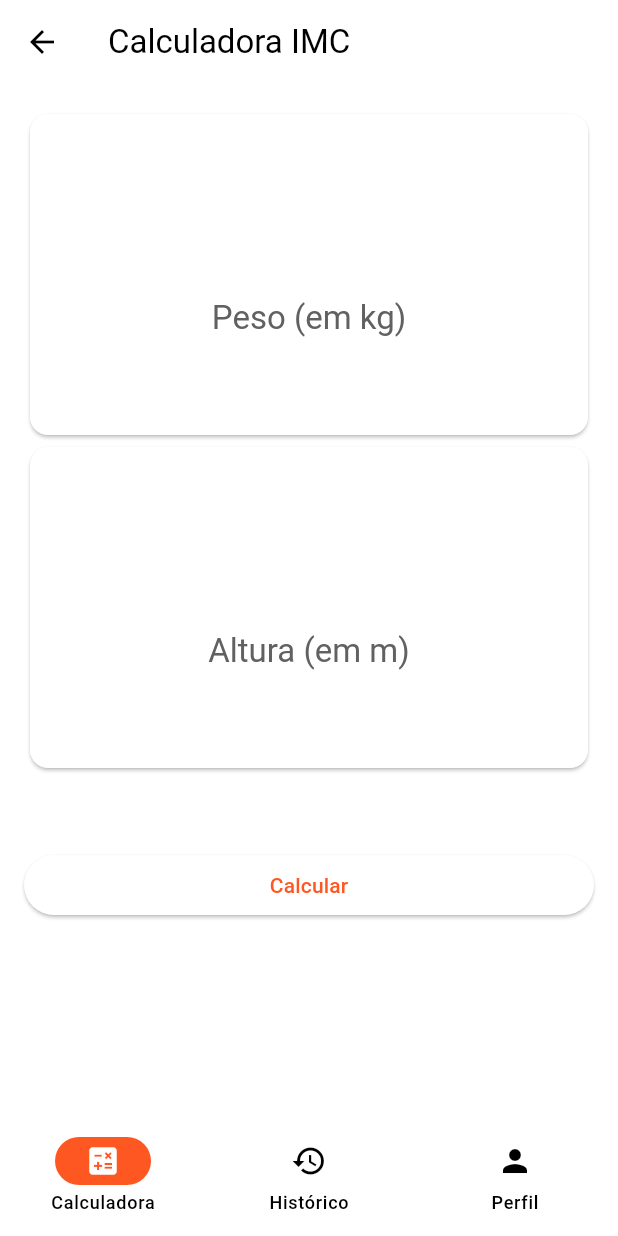
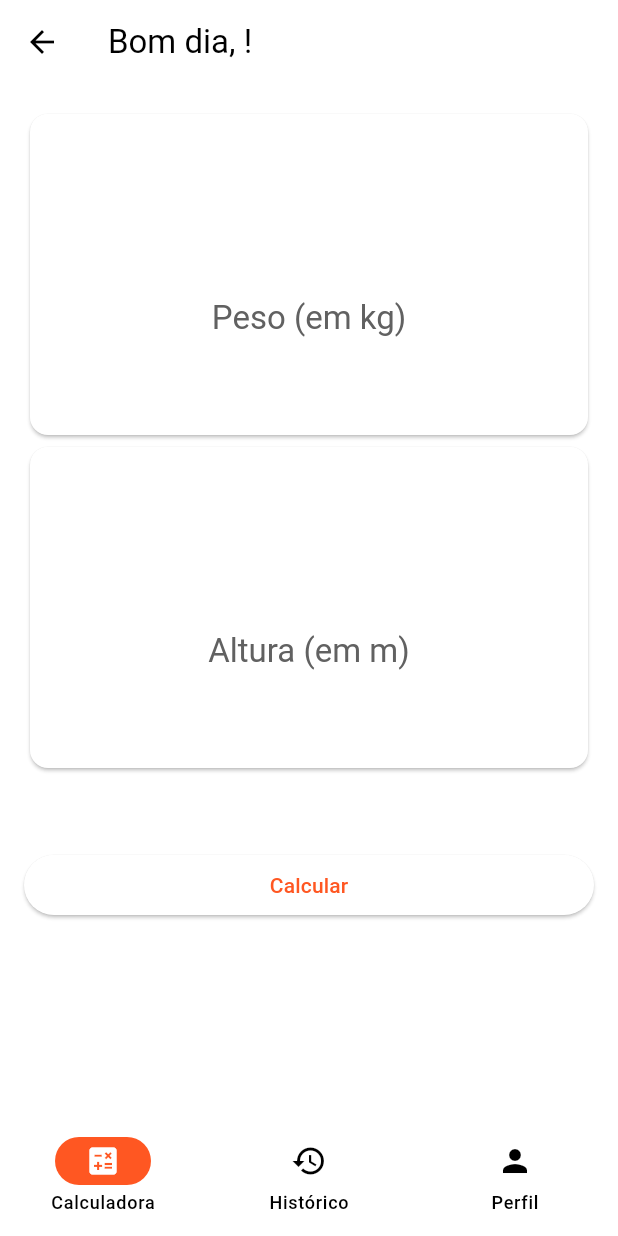
Before and after one commit to bmsrangel/imc_calculator, a Flutter app: the CalculatorPage screen opened by its route, on a phone screen of 412 x 824 dp. Run offline on Flutter 3.47's test engine with Material 2 defaults, Android fonts, the phone set to English and light mode, and no system bars; our stand-ins replace cached_network_image, firebase_auth, firebase_core, firebase_storage, flutter_modular, image_picker and 3 more; missing offline and left inert: validatorless; accounts and stored records are empty; generated files the repository leaves out were written again.

Commit message:
Implemented greeting in HomePage appbar and removed appbar from internal pages

```diff
--- a/lib/app/modules/home/pages/calculator_page.dart
+++ b/lib/app/modules/home/pages/calculator_page.dart
@@ -61,12 +61,7 @@ class _CalculatorPageState extends State<CalculatorPage> {
 
   @override
   Widget build(BuildContext context) {
-    var appBar = AppBar(
-      title: Text(widget.title),
-    );
-
     return Scaffold(
-      appBar: appBar,
       body: SingleChildScrollView(
         padding: const EdgeInsets.all(16.0),
         child: Column(
--- a/lib/app/modules/home/pages/history_page.dart
+++ b/lib/app/modules/home/pages/history_page.dart
@@ -26,9 +26,6 @@ class _HistoryPageState extends State<HistoryPage> {
   @override
   Widget build(BuildContext context) {
     return Scaffold(
-      appBar: AppBar(
-        title: const Text('Histórico'),
-      ),
       body: Center(
         child: AnimatedBuilder(
           animation: _historyStore,
--- a/lib/app/modules/home/pages/home_page.dart
+++ b/lib/app/modules/home/pages/home_page.dart
@@ -1,3 +1,5 @@
+import 'package:calculadora_imc/app/modules/home/widgets/greeting_widget.dart';
+import 'package:calculadora_imc/app/shared/stores/auth_store.dart';
 import 'package:flutter/material.dart';
 import 'package:flutter_modular/flutter_modular.dart';
 
@@ -11,11 +13,26 @@ class HomePage extends StatefulWidget {
 }
 
 class _HomePageState extends State<HomePage> {
+  late final AuthStore _authStore;
+
   var pageIndex = 0;
+
+  @override
+  void initState() {
+    _authStore = Modular.get<AuthStore>();
+    super.initState();
+  }
 
   @override
   Widget build(BuildContext context) {
     return Scaffold(
+      appBar: AppBar(
+        title: GreetingWidget(
+          currentDateTime: DateTime.now(),
+          displayName: _authStore.user!.displayName,
+        ),
+        centerTitle: false,
+      ),
       body: const RouterOutlet(),
       bottomNavigationBar: NavigationBar(
         destinations: const [
--- a/lib/app/modules/home/pages/profile_page.dart
+++ b/lib/app/modules/home/pages/profile_page.dart
@@ -43,9 +43,6 @@ class _ProfilePageState extends State<ProfilePage> {
   Widget build(BuildContext context) {
     return LoaderOverlay(
       child: Scaffold(
-        appBar: AppBar(
-          title: const Text('Perfil'),
-        ),
         body: Container(
           padding: const EdgeInsets.all(16.0),
           width: MediaQuery.of(context).size.width,
--- /dev/null
+++ b/lib/app/modules/home/widgets/greeting_widget.dart
@@ -0,0 +1,36 @@
+import 'package:flutter/material.dart';
+
+class GreetingWidget extends StatelessWidget {
+  const GreetingWidget({
+    Key? key,
+    required this.displayName,
+    required this.currentDateTime,
+  }) : super(key: key);
+
+  final String displayName;
+  final DateTime currentDateTime;
+
+  @override
+  Widget build(BuildContext context) {
+    return Text(
+      '${_generateGreeting(currentDateTime)}, ${_extractFirstName(displayName)}!',
+    );
+  }
+
+  String _generateGreeting(DateTime dateTime) {
+    final currentHour = dateTime.hour;
+    if (currentHour >= 0 && currentHour < 12) {
+      return 'Bom dia';
+    } else if (currentHour < 18) {
+      return 'Boa tarde';
+    } else {
+      return 'Boa noite';
+    }
+  }
+
+  String _extractFirstName(String displayName) {
+    final splittedDisplayName = displayName.split(' ');
+    final firstName = splittedDisplayName.first;
+    return firstName;
+  }
+}
```
